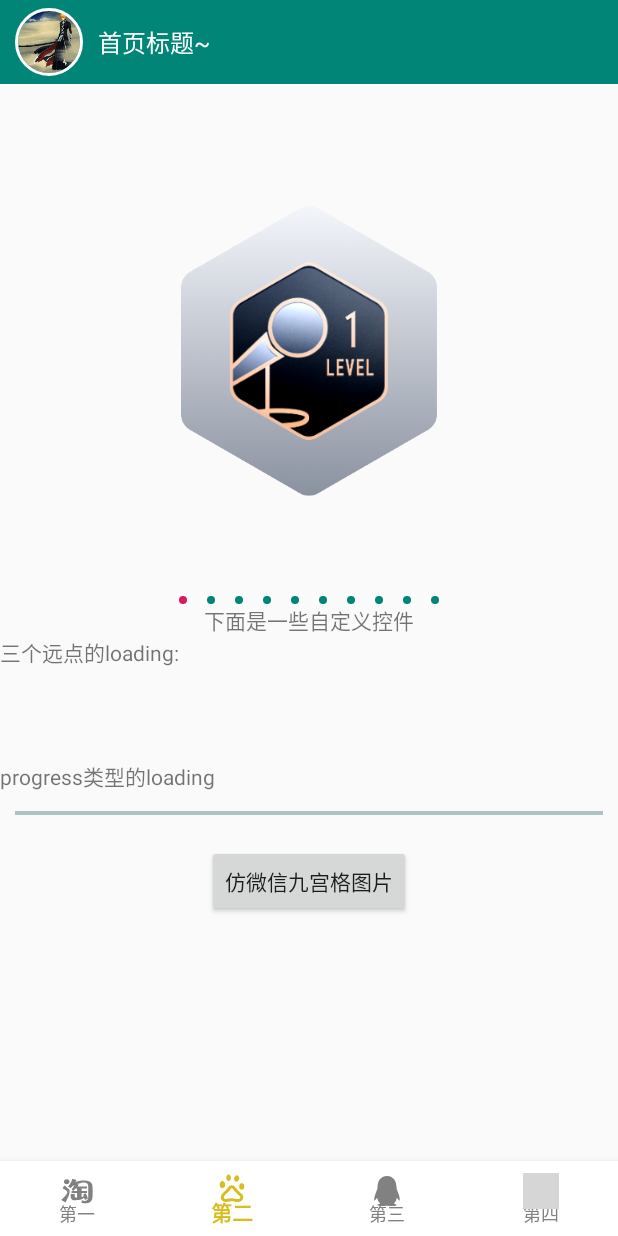
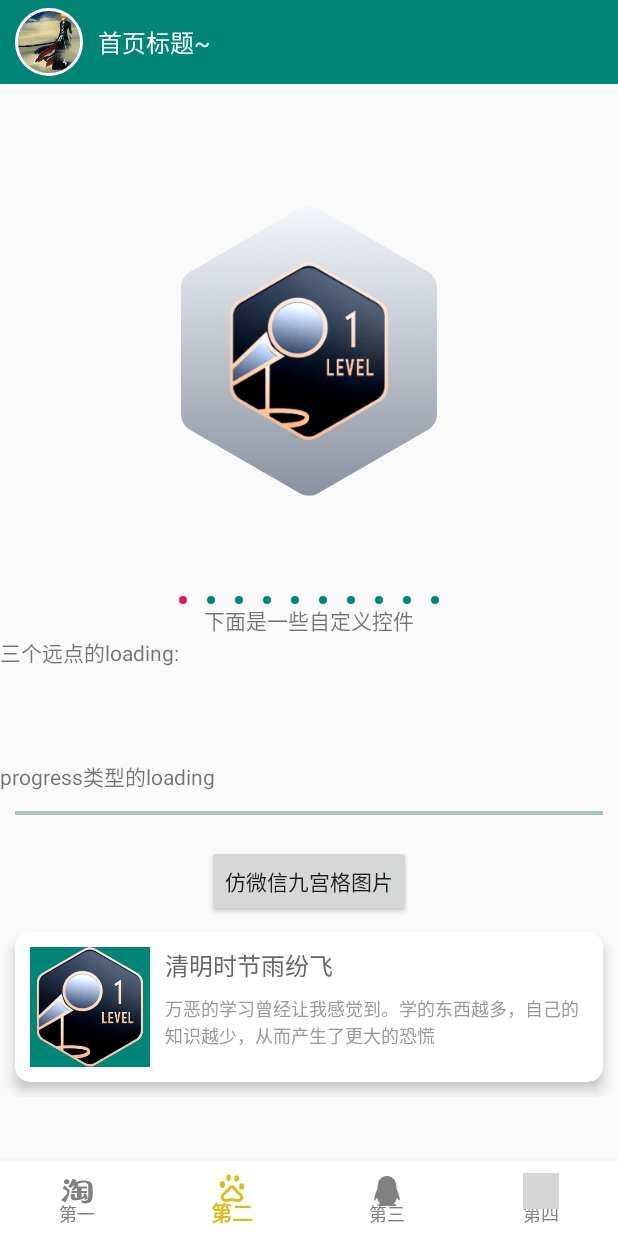
Before and after one commit to xiongweihan/HanAll, an Android app: the screen it shows after launch (MainActivity), item 2 of the bottom bar chosen, on a phone screen of 412 x 824 dp. Run offline under Robolectric (Android 15) with nearby library versions, the phone set to English and light mode, and no system bars; our stand-ins replace ButterKnife; pictures from the network do not load; grey boxes are pictures that could not be loaded.

Commit message:
Meterial design 页面添加

```diff
--- a/app/build.gradle
+++ b/app/build.gradle
@@ -1,4 +1,6 @@
 apply plugin: 'com.android.application'
+apply plugin: 'kotlin-android'
+apply plugin: 'kotlin-android-extensions'
 
 android {
     compileSdkVersion 29
@@ -52,4 +54,5 @@ dependencies {
     implementation 'com.github.bumptech.glide:glide:4.8.0'
     annotationProcessor 'com.github.bumptech.glide:compiler:4.8.0'
 
+    implementation "org.jetbrains.kotlin:kotlin-stdlib-jdk7:$kotlin_version"
 }
--- a/app/src/main/AndroidManifest.xml
+++ b/app/src/main/AndroidManifest.xml
@@ -17,6 +17,7 @@
         android:supportsRtl="true"
         android:theme="@style/AppTheme"
         tools:ignore="GoogleAppIndexingWarning">
+        <activity android:name=".activity.MaterialDesignActivity"></activity>
         <activity android:name=".activity.NinePictureActivity" />
         <activity
             android:name=".activity.SplashActivity"
--- a/app/src/main/java/com/example/hanall/fragment/SecondFragment.java
+++ b/app/src/main/java/com/example/hanall/fragment/SecondFragment.java
@@ -8,8 +8,12 @@ import android.view.ViewGroup;
 import android.widget.ImageView;
 import android.widget.LinearLayout;
 
+import androidx.cardview.widget.CardView;
+import androidx.core.app.ActivityCompat;
+import androidx.core.app.ActivityOptionsCompat;
 import androidx.viewpager.widget.ViewPager;
 
+import com.example.hanall.activity.MaterialDesignActivity;
 import com.example.hanall.activity.NinePictureActivity;
 import com.example.hanall.adapter.MedalPagerAdapter;
 import com.example.hanall.utils.GlideUtil;
@@ -20,6 +24,8 @@ import com.example.hanall.widget.PageTransformer.HorizontalStackTransformerWithR
 import java.util.ArrayList;
 import java.util.List;
 import java.util.Objects;
+
+import butterknife.BindView;
 
 public class SecondFragment extends BaseFragment implements View.OnClickListener {
     private ViewPager mViewPager;
@@ -32,12 +38,16 @@ public class SecondFragment extends BaseFragment implements View.OnClickListener
     private List<View> imagViews;//用于包含勋章要显示的图片
     private int currentPosition;//当前选中的下标
 
+    @BindView(R.id.iv_scenery)
+    ImageView iv_scenery;
+
 
     @Override
     protected void initView(View view) {
         mViewPager = view.findViewById(R.id.viewpager);
         llDotLayout = view.findViewById(R.id.dot_layout);
         mViewPagerContainer = view.findViewById(R.id.viewPagerContainer);
+
         view.findViewById(R.id.btn_toNineImageActivity).setOnClickListener(this);
     }
 
@@ -64,6 +74,7 @@ public class SecondFragment extends BaseFragment implements View.OnClickListener
     @Override
     protected void initListener() {
         super.initListener();
+        iv_scenery.setOnClickListener(this);
     }
 
     /**
@@ -153,6 +164,22 @@ public class SecondFragment extends BaseFragment implements View.OnClickListener
                 intent = new Intent(mContext, NinePictureActivity.class);
                 startActivity(intent);
                 break;
+            case R.id.iv_scenery:
+//                intent = new Intent(mContext, MaterialDesignActivity.class);
+//                startActivity(intent);
+                //动画
+                ActivityOptionsCompat compat = ActivityOptionsCompat.makeScaleUpAnimation(iv_scenery, iv_scenery.getWidth() / 2, iv_scenery.getHeight() / 2, 0, 0);
+                ActivityCompat.startActivity(mContext, new Intent(mContext, MaterialDesignActivity.class), compat.toBundle());
+
+//                //共享元素动画
+//                ActivityOptionsCompat optionsCompat = ActivityOptionsCompat.makeSceneTransitionAnimation(
+//                        (Activity) mContext,
+//                        iv_scenery,
+//                        "basic"
+//                );
+//                intent = new Intent(mContext, MaterialDesignActivity.class);
+//                startActivity(intent, optionsCompat.toBundle());
+                break;
         }
     }
 
--- a/app/src/main/res/layout/fragment_second.xml
+++ b/app/src/main/res/layout/fragment_second.xml
@@ -77,6 +77,49 @@
                 android:layout_gravity="center_horizontal"
                 android:text="@string/text_wechat_nine_pic"/>
 
+            <androidx.cardview.widget.CardView
+                android:id="@+id/card_view"
+                android:layout_width="match_parent"
+                android:layout_height="@dimen/dp_100"
+                android:layout_margin="@dimen/dp_10"
+                app:cardElevation="@dimen/dp_5"
+                app:cardCornerRadius="@dimen/dp_10">
+                <RelativeLayout
+                    android:layout_width="match_parent"
+                    android:layout_height="match_parent"
+                    android:layout_margin="@dimen/dp_10">
+                    <ImageView
+                        android:id="@+id/iv_scenery"
+                        android:background="@color/colorPrimary"
+                        android:layout_width="@dimen/dp_80"
+                        android:layout_height="match_parent"
+                        android:transitionName="basic"
+                        android:src="@mipmap/ic_gallery"/>
+                    <TextView
+                        android:id="@+id/tv_scenery_title"
+                        android:layout_width="wrap_content"
+                        android:layout_height="wrap_content"
+                        android:layout_marginStart="@dimen/dp_10"
+                        android:layout_toEndOf="@+id/iv_scenery"
+                        android:text="@string/text_scenery_title"
+                        android:textSize="@dimen/size_16sp"
+                        android:textColor="@color/color_666"/>
+                    <TextView
+                        android:id="@+id/tv_scenery_desc"
+                        android:layout_width="wrap_content"
+                        android:layout_height="wrap_content"
+                        android:maxLines="3"
+                        android:ellipsize="end"
+                        android:layout_marginTop="@dimen/dp_8"
+                        android:layout_marginStart="@dimen/dp_10"
+                        android:layout_toEndOf="@+id/iv_scenery"
+                        android:layout_below="@+id/tv_scenery_title"
+                        android:text="@string/text_scenery_desc"
+                        android:textSize="@dimen/size_12sp"
+                        android:textColor="@color/color_999"/>
+                </RelativeLayout>
+            </androidx.cardview.widget.CardView>
+
         </LinearLayout>
     </ScrollView>
 
--- a/app/src/main/res/values/colors.xml
+++ b/app/src/main/res/values/colors.xml
@@ -7,4 +7,6 @@
     <color name="main_bottom_tab_glod">#D7BE1E</color>
     <color name="main_bottom_tab_gray">#828181</color>
     <color name="color_D6DDEA">#D6DDEA</color>
+    <color name="color_666">#666</color>
+    <color name="color_999">#999</color>
 </resources>
--- a/app/src/main/res/values/dimens.xml
+++ b/app/src/main/res/values/dimens.xml
@@ -10,18 +10,31 @@
     <dimen name="dp_200">200dp</dimen>
 
 
-   <!--   大小-->
+    <!--   dp大小-->
+
+    <dimen name="dp_3">3dp</dimen>
+    <dimen name="dp_5">5dp</dimen>
+    <dimen name="dp_8">8dp</dimen>
+    <dimen name="dp_10">10dp</dimen>
+    <dimen name="dp_15">15dp</dimen>
+    <dimen name="dp_16">16dp</dimen>
+    <dimen name="dp_35">35dp</dimen>
+    <dimen name="dp_50">50dp</dimen>
+    <dimen name="dp_60">60dp</dimen>
+    <dimen name="dp_70">70dp</dimen>
+    <dimen name="dp_80">80dp</dimen>
+
+    <!--   size -->
+    <dimen name="size_10sp">10sp</dimen>
+    <dimen name="size_12sp">12sp</dimen>
+    <dimen name="size_13sp">13sp</dimen>
+    <dimen name="size_14sp">14sp</dimen>
+    <dimen name="size_15sp">15sp</dimen>
+    <dimen name="size_16sp">16sp</dimen>
+    <dimen name="size_20sp">20sp</dimen>
+    <dimen name="size_38sp">38sp</dimen>
+    <dimen name="size_18sp">18sp</dimen>
+    <dimen name="size_17sp">17sp</dimen>
     <dimen name="size_17">17sp</dimen>
     <dimen name="size_18">18sp</dimen>
-   <dimen name="dp_3">3dp</dimen>
-   <dimen name="dp_5">5dp</dimen>
-   <dimen name="dp_50">50dp</dimen>
-   <dimen name="dp_10">10dp</dimen>
-   <dimen name="dp_15">15dp</dimen>
-    <dimen name="dp_60">60dp</dimen>
-   <dimen name="size_38sp">38sp</dimen>
-   <dimen name="dp_16">16dp</dimen>
-   <dimen name="size_18sp">18sp</dimen>
-   <dimen name="dp_35">35dp</dimen>
-   <dimen name="size_17sp">17sp</dimen>
 </resources>
--- a/app/src/main/res/values/strings.xml
+++ b/app/src/main/res/values/strings.xml
@@ -9,7 +9,13 @@
     <string name="text_add">加</string>
     <string name="text_reduce">减</string>
     <string name="text_wechat_nine_pic">仿微信九宫格图片</string>
-
+    <string name="text_scenery_title">清明时节雨纷飞</string>
+    <string name="text_scenery_desc">万恶的学习曾经让我感觉到。学的东西越多，自己的知识越少，从而产生了更大的恐慌</string>
+    <string name="text_desc">内容纱布：根据滚动的位置是否到达一个阀值，来决定是否对View“盖上纱布”。可以通过setContentScrim(Drawable)来设置纱布的图片.如我们这里的app:contentScrim="?attr/colorPrimary"\n
+app:layout_collapseMode="pin":将子View位置固定(Pinned position children)：子View可以选择是否在全局空间上固定位置，这对于Toolbar来说非常有用，因为当布局在移动时，可以将Toolbar固定位置而不受移动的影响。\n
+app:layout_collapseMode="parallax" 视差滚动子View(Parallax scrolling children):子View可以选择在当前的布局当时是否以“视差”的方式来跟随滚动。（PS:其实就是让这个View的滚动的速度比其他正常滚动的View速度稍微慢一点）\n
+app:layout_behavior="@string/appbar_scrolling_view_behavior"设置放置到状态栏下面\n
+app:layout_anchor="@id/appBar"附属在toolbar上面\n</string>
     <array name="characters">
         <item>#</item>
         <item>A</item>
```
Also changed, not shown: app/src/main/java/com/example/hanall/activity/MaterialDesignActivity.java (added, +152 -0 lines), app/src/main/java/com/example/hanall/adapter/BasicRecyclerAdapter.java (added, +28 -0 lines), app/src/main/res/layout/activity_material_design.xml (added, +189 -0 lines), app/src/main/res/layout/item_basic_recycler_layout.xml (added, +16 -0 lines), app/src/main/res/menu/titlebar_menu.xml (added, +23 -0 lines). Lines whose indentation alone changed are shown as unchanged.
